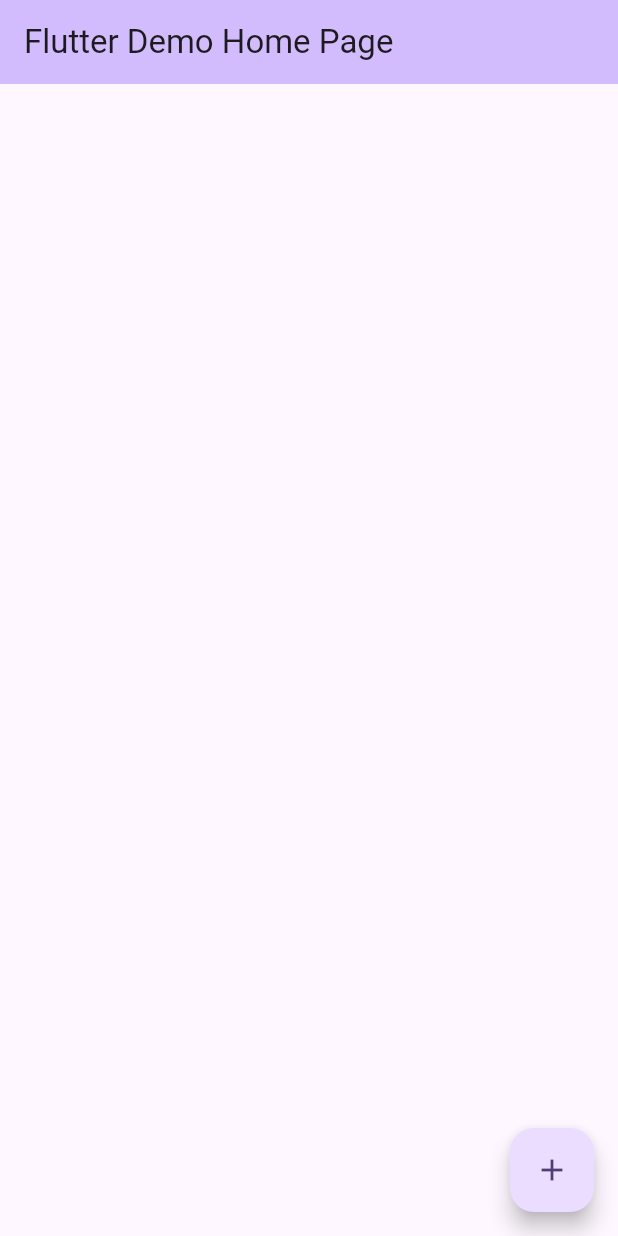
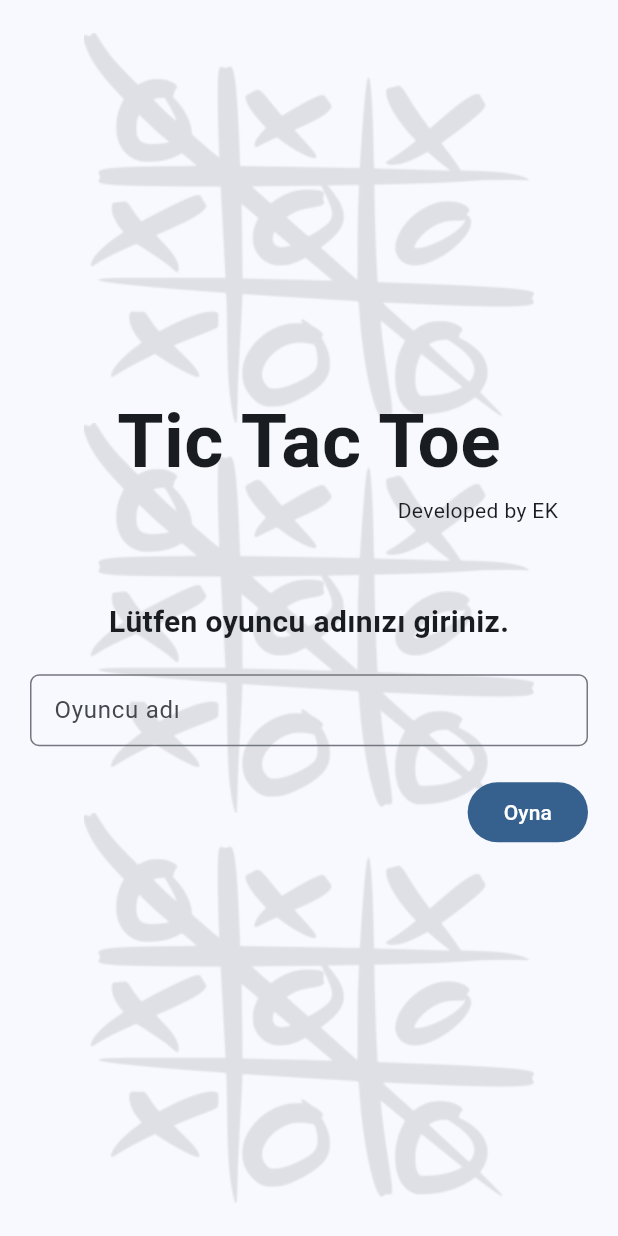
Before and after one commit to Enesksgl/tic_tac_toe, a Flutter app: the screen it shows after launch, on a phone screen of 412 x 824 dp. Run offline on Flutter 3.47's test engine with Material 3 defaults, Android fonts, the phone set to English and light mode, and no system bars; our stand-ins replace connectivity_plus, get, google_fonts, shared_preferences, supabase_flutter; accounts and stored records are empty.

Commit message:
#2 Login screen, Room screen, splash screen and connectivity control have been added. Navigation operations have been added simply.

```diff
--- a/lib/main.dart
+++ b/lib/main.dart
@@ -1,8 +1,10 @@
 import 'package:flutter/material.dart';
 import 'package:get/get.dart';
 import 'package:supabase_flutter/supabase_flutter.dart';
-import 'package:tic_tac_toe/models/room.dart';
-import 'package:tic_tac_toe/services/supabase_service.dart';
+import 'package:tic_tac_toe/screens/login_screen.dart';
+import 'package:tic_tac_toe/screens/room_create_screen.dart';
+import 'package:tic_tac_toe/screens/rooms_screen.dart';
+import 'package:tic_tac_toe/screens/splash_screen.dart';
 
 Future<void> main() async {
   await Supabase.initialize(
@@ -12,24 +14,33 @@ Future<void> main() async {
   );
   runApp(const MyApp());
 }
+final GlobalKey<NavigatorState> globalNavigator = GlobalKey<NavigatorState>(debugLabel: 'main');
 
 class MyApp extends StatelessWidget {
   const MyApp({super.key});
 
   @override
   Widget build(BuildContext context) {
-    return MaterialApp(
-      title: 'Flutter Demo',
+    return GetMaterialApp(
+      navigatorKey: globalNavigator,
+      title: 'Tic Tac Toe',
       theme: ThemeData(
-        colorScheme: ColorScheme.fromSeed(seedColor: Colors.deepPurple),
+        colorScheme: ColorScheme.fromSeed(seedColor: Colors.blue),
         useMaterial3: true,
       ),
-      home: const MyHomePage(title: 'Flutter Demo Home Page'),
+      initialRoute: "/",
+      onUnknownRoute: (settings) => throw Exception('[Main Navigator] Unknown route: ${settings.name}'),
+      routes: {
+        '/': (c) => const SplashScreen(),
+        '/login': (c) => const LoginScreen(),
+        '/rooms': (c) => const RoomsScreen(),
+        '/rooms/create': (c) => const RoomCreateScreen(),
+      },
     );
   }
 }
 
-class MyHomePage extends StatefulWidget {
+/*class MyHomePage extends StatefulWidget {
   const MyHomePage({super.key, required this.title});
 
   final String title;
@@ -38,12 +49,7 @@ class MyHomePage extends StatefulWidget {
 }
 
 class _MyHomePageState extends State<MyHomePage> {
-  final supabaseService =Get.put(SupabaseService());
-  @override
-  void initState() {
-    super.initState();
-    supabaseService.listenRoom();
-  }
+
 
   Future<void> _incrementCounter() async {
     supabaseService.createRoom(Room("enes", "enes", "ahmet", "enes"));
@@ -56,10 +62,7 @@ class _MyHomePageState extends State<MyHomePage> {
         backgroundColor: Theme.of(context).colorScheme.inversePrimary,
         title: Text(widget.title),
       ),
-      body: Obx(
-          ()=> Center(
-          child: Column(mainAxisAlignment: MainAxisAlignment.center, children: supabaseService.rooms.map((room) => Text("${room.id!}${room.name!}")).toList()),
-        ),
+      body:
       ),
       floatingActionButton: FloatingActionButton(
         onPressed: _incrementCounter,
@@ -69,3 +72,4 @@ class _MyHomePageState extends State<MyHomePage> {
     );
   }
 }
+*/
--- /dev/null
+++ b/lib/screens/login_screen.dart
@@ -0,0 +1,81 @@
+import 'package:flutter/material.dart';
+import 'package:google_fonts/google_fonts.dart';
+import 'package:shared_preferences/shared_preferences.dart';
+
+class LoginScreen extends StatefulWidget {
+  const LoginScreen({super.key});
+
+  @override
+  State<LoginScreen> createState() => _LoginScreenState();
+}
+
+class _LoginScreenState extends State<LoginScreen> {
+  final TextEditingController _nameController = TextEditingController();
+
+  @override
+  Widget build(BuildContext context) {
+    return Scaffold(
+      body: Stack(children: [
+        SizedBox(
+            height: MediaQuery.of(context).size.height,
+            width: MediaQuery.of(context).size.width,
+            child: Column(
+              mainAxisAlignment: MainAxisAlignment.center,
+              children: [
+                Image.asset('lib/assets/tic-tac-toe-logo.png', fit: BoxFit.fitWidth, opacity: const AlwaysStoppedAnimation(0.1)),
+                Image.asset('lib/assets/tic-tac-toe-logo.png', fit: BoxFit.fitWidth, opacity: const AlwaysStoppedAnimation(0.1)),
+                Image.asset('lib/assets/tic-tac-toe-logo.png', fit: BoxFit.fitWidth, opacity: const AlwaysStoppedAnimation(0.1)),
+              ],
+            )),
+        Column(
+          mainAxisAlignment: MainAxisAlignment.center,
+          children: [
+            Text(
+              "Tic Tac Toe",
+              style: GoogleFonts.gloriaHallelujah(textStyle: const TextStyle(fontWeight: FontWeight.bold, fontSize: 50)),
+            ),
+            Padding(
+              padding: const EdgeInsets.symmetric(horizontal: 40),
+              child: Align(alignment: Alignment.bottomRight, child: Text("Developed by EK", style: GoogleFonts.gloriaHallelujah())),
+            ),
+            const SizedBox(height: 50),
+            const Text(
+              "Lütfen oyuncu adınızı giriniz.",
+              style: TextStyle(fontSize: 20, fontWeight: FontWeight.bold),
+            ),
+            Padding(
+                padding: const EdgeInsets.all(20.0),
+                child: TextFormField(
+                  controller: _nameController,
+                  decoration: const InputDecoration(
+                      contentPadding: EdgeInsets.all(12),
+                      labelText: "Oyuncu adı",
+                      hintText: "Oyuncu adı",
+                      border: OutlineInputBorder(borderRadius: BorderRadius.all(Radius.circular(6.0)), gapPadding: 4)),
+                  autovalidateMode: AutovalidateMode.onUserInteraction,
+                  validator: (value) {
+
+                    if (value!.length < 3) {
+                      return "En az 3 karakter girin";
+                    }
+                    return null;
+                  },
+                )),
+            Padding(
+              padding: const EdgeInsets.symmetric(horizontal: 20.0),
+              child: Align(
+                  alignment: Alignment.bottomRight,
+                  child: FilledButton(
+                      onPressed: () async {
+                        final SharedPreferences prefs = await SharedPreferences.getInstance();
+                        await prefs.setString('username', _nameController.text);
+                        if (context.mounted) Navigator.of(context).pushReplacementNamed("/rooms");
+                      },
+                      child: const Text("Oyna"))),
+            )
+          ],
+        ),
+      ]),
+    );
+  }
+}
```
Also changed, not shown: lib/screens/room_create_screen.dart (added, +15 -0 lines), lib/screens/rooms_screen.dart (added, +35 -0 lines), lib/screens/splash_screen.dart (added, +57 -0 lines), lib/services/supabase_service.dart (+6 -1 lines), pubspec.yaml (+5 -3 lines), lib/assets/tic-tac-toe-logo.png (added), pubspec.lock, 4 other files.
